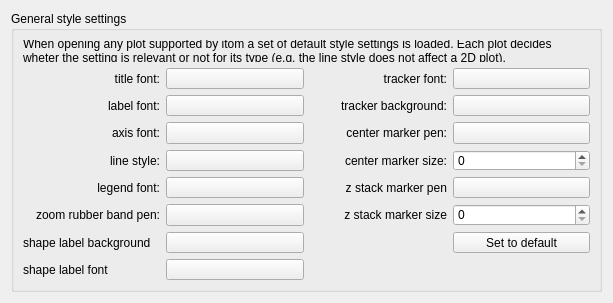
Above: Qitom/ui/widgetPropGeneralPlotSettings.ui from itom-project/itom before the change. Below: the same form after it.
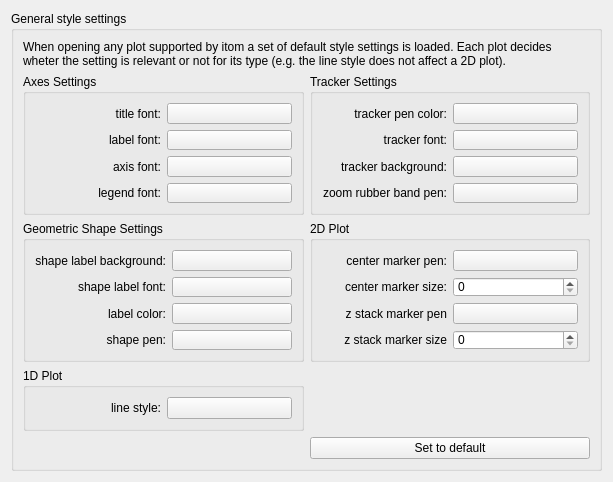
That is the form after the change. Custom widgets are drawn as their Qt base class.

Commit message: added new properties and changed some old :lipstick:

The edit to the form file:
```diff
--- a/Qitom/ui/widgetPropGeneralPlotSettings.ui
+++ b/Qitom/ui/widgetPropGeneralPlotSettings.ui
@@ -7,7 +7,7 @@
     <x>0</x>
     <y>0</y>
     <width>613</width>
-    <height>302</height>
+    <height>457</height>
    </rect>
   </property>
   <property name="windowTitle">
@@ -27,221 +27,328 @@
      </property>
     </spacer>
    </item>
-   <item row="0" column="0" rowspan="2">
+   <item row="2" column="0">
     <widget class="QGroupBox" name="groupBox">
      <property name="title">
       <string>General style settings </string>
      </property>
      <layout class="QGridLayout" name="gridLayout_2">
-      <item row="6" column="2">
-       <widget class="QLabel" name="label_14">
+      <item row="0" column="0" colspan="2">
+       <widget class="QLabel" name="label_12">
         <property name="text">
-         <string>z stack marker size</string>
+         <string>When opening any plot supported by itom a set of default style settings is loaded. Each plot decides wheter the setting is relevant or not for its type (e.g. the line style does not affect a 2D plot).</string>
         </property>
-        <property name="alignment">
-         <set>Qt::AlignRight|Qt::AlignTrailing|Qt::AlignVCenter</set>
-        </property>
-       </widget>
-      </item>
-      <item row="6" column="3">
-       <widget class="QSpinBox" name="zStackMarkerSizeSpin"/>
-      </item>
-      <item row="5" column="3">
-       <widget class="PenCreatorButton" name="zStackMarkerPenBtn">
-        <property name="editableColor" stdset="0">
-         <bool>false</bool>
-        </property>
-       </widget>
-      </item>
-      <item row="3" column="1">
-       <widget class="FontButton" name="axisFontBtn"/>
-      </item>
-      <item row="1" column="0">
-       <widget class="QLabel" name="label">
-        <property name="text">
-         <string>title font:</string>
-        </property>
-        <property name="alignment">
-         <set>Qt::AlignRight|Qt::AlignTrailing|Qt::AlignVCenter</set>
-        </property>
-       </widget>
-      </item>
-      <item row="6" column="1">
-       <widget class="PenCreatorButton" name="zoomRubberBandPenBtn">
-        <property name="editableColor" stdset="0">
-         <bool>false</bool>
-        </property>
-       </widget>
-      </item>
-      <item row="6" column="0">
-       <widget class="QLabel" name="label_5">
-        <property name="text">
-         <string>zoom rubber band pen:</string>
-        </property>
-        <property name="alignment">
-         <set>Qt::AlignRight|Qt::AlignTrailing|Qt::AlignVCenter</set>
-        </property>
-       </widget>
-      </item>
-      <item row="2" column="0">
-       <widget class="QLabel" name="label_2">
-        <property name="text">
-         <string>label font:</string>
-        </property>
-        <property name="alignment">
-         <set>Qt::AlignRight|Qt::AlignTrailing|Qt::AlignVCenter</set>
+        <property name="wordWrap">
+         <bool>true</bool>
         </property>
        </widget>
       </item>
       <item row="1" column="1">
-       <widget class="FontButton" name="titleFontBtn"/>
+       <widget class="QGroupBox" name="groupBox_4">
+        <property name="title">
+         <string>Tracker Settings</string>
+        </property>
+        <layout class="QGridLayout" name="gridLayout_5">
+         <item row="0" column="1">
+          <widget class="ColorPickerButton" name="trackerPenBtn"/>
+         </item>
+         <item row="2" column="0">
+          <widget class="QLabel" name="label_8">
+           <property name="text">
+            <string>tracker background:</string>
+           </property>
+           <property name="alignment">
+            <set>Qt::AlignRight|Qt::AlignTrailing|Qt::AlignVCenter</set>
+           </property>
+          </widget>
+         </item>
+         <item row="2" column="1">
+          <widget class="BrushCreatorButton" name="trackerBackgroundBtn"/>
+         </item>
+         <item row="0" column="0">
+          <widget class="QLabel" name="label_17">
+           <property name="text">
+            <string>tracker pen color:</string>
+           </property>
+           <property name="alignment">
+            <set>Qt::AlignRight|Qt::AlignTrailing|Qt::AlignVCenter</set>
+           </property>
+          </widget>
+         </item>
+         <item row="1" column="1">
+          <widget class="FontButton" name="trackerFontBtn"/>
+         </item>
+         <item row="1" column="0">
+          <widget class="QLabel" name="label_7">
+           <property name="text">
+            <string>tracker font:</string>
+           </property>
+           <property name="alignment">
+            <set>Qt::AlignRight|Qt::AlignTrailing|Qt::AlignVCenter</set>
+           </property>
+          </widget>
+         </item>
+         <item row="3" column="0">
+          <widget class="QLabel" name="label_5">
+           <property name="text">
+            <string>zoom rubber band pen:</string>
+           </property>
+           <property name="alignment">
+            <set>Qt::AlignRight|Qt::AlignTrailing|Qt::AlignVCenter</set>
+           </property>
+          </widget>
+         </item>
+         <item row="3" column="1">
+          <widget class="PenCreatorButton" name="zoomRubberBandPenBtn">
+           <property name="editableColor" stdset="0">
+            <bool>false</bool>
+           </property>
+          </widget>
+         </item>
+        </layout>
+       </widget>
       </item>
-      <item row="4" column="0">
-       <widget class="QLabel" name="label_4">
-        <property name="text">
-         <string>line style:</string>
+      <item row="2" column="0">
+       <widget class="QGroupBox" name="groupBox_3">
+        <property name="title">
+         <string>Geometric Shape Settings</string>
         </property>
-        <property name="alignment">
-         <set>Qt::AlignRight|Qt::AlignTrailing|Qt::AlignVCenter</set>
-        </property>
+        <layout class="QGridLayout" name="gridLayout_4">
+         <item row="0" column="1">
+          <widget class="BrushCreatorButton" name="shapeLabelBgBtn"/>
+         </item>
+         <item row="1" column="1">
+          <widget class="FontButton" name="shapeLabelFontBtn"/>
+         </item>
+         <item row="2" column="0">
+          <widget class="QLabel" name="label_18">
+           <property name="text">
+            <string>label color:</string>
+           </property>
+           <property name="alignment">
+            <set>Qt::AlignRight|Qt::AlignTrailing|Qt::AlignVCenter</set>
+           </property>
+          </widget>
+         </item>
+         <item row="2" column="1">
+          <widget class="ColorPickerButton" name="shapeLabelTextColorBtn"/>
+         </item>
+         <item row="0" column="0">
+          <widget class="QLabel" name="label_16">
+           <property name="text">
+            <string>shape label background:</string>
+           </property>
+           <property name="alignment">
+            <set>Qt::AlignRight|Qt::AlignTrailing|Qt::AlignVCenter</set>
+           </property>
+          </widget>
+         </item>
+         <item row="1" column="0">
+          <widget class="QLabel" name="label_6">
+           <property name="text">
+            <string>shape label font:</string>
+           </property>
+           <property name="alignment">
+            <set>Qt::AlignRight|Qt::AlignTrailing|Qt::AlignVCenter</set>
+           </property>
+          </widget>
+         </item>
+         <item row="3" column="0">
+          <widget class="QLabel" name="label_15">
+           <property name="text">
+            <string>shape pen:</string>
+           </property>
+           <property name="alignment">
+            <set>Qt::AlignRight|Qt::AlignTrailing|Qt::AlignVCenter</set>
+           </property>
+          </widget>
+         </item>
+         <item row="3" column="1">
+          <widget class="PenCreatorButton" name="geometricShapePenBtn">
+           <property name="editableColor" stdset="0">
+            <bool>false</bool>
+           </property>
+          </widget>
+         </item>
+        </layout>
        </widget>
       </item>
       <item row="3" column="0">
-       <widget class="QLabel" name="label_3">
-        <property name="text">
-         <string>axis font:</string>
+       <widget class="QGroupBox" name="groupBox_6">
+        <property name="title">
+         <string>1D Plot</string>
         </property>
-        <property name="alignment">
-         <set>Qt::AlignRight|Qt::AlignTrailing|Qt::AlignVCenter</set>
-        </property>
-       </widget>
-      </item>
-      <item row="4" column="1">
-       <widget class="PenCreatorButton" name="lineStyleBtn">
-        <property name="editableColor" stdset="0">
-         <bool>false</bool>
-        </property>
+        <layout class="QGridLayout" name="gridLayout_7">
+         <item row="0" column="0">
+          <widget class="QLabel" name="label_4">
+           <property name="text">
+            <string>line style:</string>
+           </property>
+           <property name="alignment">
+            <set>Qt::AlignRight|Qt::AlignTrailing|Qt::AlignVCenter</set>
+           </property>
+          </widget>
+         </item>
+         <item row="0" column="1">
+          <widget class="PenCreatorButton" name="lineStyleBtn">
+           <property name="editableColor" stdset="0">
+            <bool>false</bool>
+           </property>
+          </widget>
+         </item>
+        </layout>
        </widget>
       </item>
       <item row="2" column="1">
-       <widget class="FontButton" name="labelFontBtn"/>
+       <widget class="QGroupBox" name="groupBox_5">
+        <property name="title">
+         <string>2D Plot</string>
+        </property>
+        <layout class="QGridLayout" name="gridLayout_6">
+         <item row="0" column="1">
+          <widget class="PenCreatorButton" name="centerMerkerPenBtn">
+           <property name="editableColor" stdset="0">
+            <bool>false</bool>
+           </property>
+          </widget>
+         </item>
+         <item row="2" column="0">
+          <widget class="QLabel" name="label_13">
+           <property name="text">
+            <string>z stack marker pen</string>
+           </property>
+           <property name="alignment">
+            <set>Qt::AlignRight|Qt::AlignTrailing|Qt::AlignVCenter</set>
+           </property>
+          </widget>
+         </item>
+         <item row="1" column="1">
+          <widget class="QSpinBox" name="centerMarkerSizeSpin"/>
+         </item>
+         <item row="3" column="0">
+          <widget class="QLabel" name="label_14">
+           <property name="text">
+            <string>z stack marker size</string>
+           </property>
+           <property name="alignment">
+            <set>Qt::AlignRight|Qt::AlignTrailing|Qt::AlignVCenter</set>
+           </property>
+          </widget>
+         </item>
+         <item row="2" column="1">
+          <widget class="PenCreatorButton" name="zStackMarkerPenBtn">
+           <property name="editableColor" stdset="0">
+            <bool>false</bool>
+           </property>
+          </widget>
+         </item>
+         <item row="3" column="1">
+          <widget class="QSpinBox" name="zStackMarkerSizeSpin"/>
+         </item>
+         <item row="1" column="0">
+          <widget class="QLabel" name="label_10">
+           <property name="text">
+            <string>center marker size:</string>
+           </property>
+           <property name="alignment">
+            <set>Qt::AlignRight|Qt::AlignTrailing|Qt::AlignVCenter</set>
+           </property>
+          </widget>
+         </item>
+         <item row="0" column="0">
+          <widget class="QLabel" name="label_9">
+           <property name="text">
+            <string>center marker pen:</string>
+           </property>
+           <property name="alignment">
+            <set>Qt::AlignRight|Qt::AlignTrailing|Qt::AlignVCenter</set>
+           </property>
+          </widget>
+         </item>
+        </layout>
+       </widget>
       </item>
-      <item row="5" column="1">
-       <widget class="FontButton" name="legendFontBtn"/>
+      <item row="1" column="0">
+       <widget class="QGroupBox" name="groupBox_2">
+        <property name="title">
+         <string>Axes Settings</string>
+        </property>
+        <layout class="QGridLayout" name="gridLayout_3">
+         <item row="1" column="0">
+          <widget class="QLabel" name="label_2">
+           <property name="text">
+            <string>label font:</string>
+           </property>
+           <property name="alignment">
+            <set>Qt::AlignRight|Qt::AlignTrailing|Qt::AlignVCenter</set>
+           </property>
+          </widget>
+         </item>
+         <item row="0" column="1">
+          <widget class="FontButton" name="titleFontBtn"/>
+         </item>
+         <item row="0" column="0">
+          <widget class="QLabel" name="label">
+           <property name="text">
+            <string>title font:</string>
+           </property>
+           <property name="alignment">
+            <set>Qt::AlignRight|Qt::AlignTrailing|Qt::AlignVCenter</set>
+           </property>
+          </widget>
+         </item>
+         <item row="2" column="1">
+          <widget class="FontButton" name="axisFontBtn"/>
+         </item>
+         <item row="2" column="0">
+          <widget class="QLabel" name="label_3">
+           <property name="text">
+            <string>axis font:</string>
+           </property>
+           <property name="alignment">
+            <set>Qt::AlignRight|Qt::AlignTrailing|Qt::AlignVCenter</set>
+           </property>
+          </widget>
+         </item>
+         <item row="1" column="1">
+          <widget class="FontButton" name="labelFontBtn"/>
+         </item>
+         <item row="3" column="0">
+          <widget class="QLabel" name="label_11">
+           <property name="text">
+            <string>legend font:</string>
+           </property>
+           <property name="alignment">
+            <set>Qt::AlignRight|Qt::AlignTrailing|Qt::AlignVCenter</set>
+           </property>
+          </widget>
+         </item>
+         <item row="3" column="1">
+          <widget class="FontButton" name="legendFontBtn"/>
+         </item>
+        </layout>
+       </widget>
       </item>
-      <item row="5" column="0">
-       <widget class="QLabel" name="label_11">
-        <property name="text">
-         <string>legend font:</string>
+      <item row="4" column="0">
+       <spacer name="verticalSpacer_2">
+        <property name="orientation">
+         <enum>Qt::Vertical</enum>
         </property>
-        <property name="alignment">
-         <set>Qt::AlignRight|Qt::AlignTrailing|Qt::AlignVCenter</set>
+        <property name="sizeHint" stdset="0">
+         <size>
+          <width>20</width>
+          <height>40</height>
+         </size>
         </property>
-       </widget>
+       </spacer>
       </item>
-      <item row="7" column="3">
+      <item row="4" column="1">
        <widget class="QPushButton" name="defaultBtn">
         <property name="text">
          <string>Set to default</string>
         </property>
        </widget>
       </item>
-      <item row="0" column="0" colspan="4">
-       <widget class="QLabel" name="label_12">
-        <property name="text">
-         <string>When opening any plot supported by itom a set of default style settings is loaded. Each plot decides wheter the setting is relevant or not for its type (e.g. the line style does not affect a 2D plot).</string>
-        </property>
-        <property name="wordWrap">
-         <bool>true</bool>
-        </property>
-       </widget>
-      </item>
-      <item row="7" column="0">
-       <widget class="QLabel" name="label_16">
-        <property name="text">
-         <string>shape label background</string>
-        </property>
-       </widget>
-      </item>
-      <item row="7" column="1">
-       <widget class="BrushCreatorButton" name="shapeLabelBgBtn"/>
-      </item>
-      <item row="1" column="3">
-       <widget class="FontButton" name="trackerFontBtn"/>
-      </item>
-      <item row="2" column="2">
-       <widget class="QLabel" name="label_8">
-        <property name="text">
-         <string>tracker background:</string>
-        </property>
-        <property name="alignment">
-         <set>Qt::AlignRight|Qt::AlignTrailing|Qt::AlignVCenter</set>
-        </property>
-       </widget>
-      </item>
-      <item row="1" column="2">
-       <widget class="QLabel" name="label_7">
-        <property name="text">
-         <string>tracker font:</string>
-        </property>
-        <property name="alignment">
-         <set>Qt::AlignRight|Qt::AlignTrailing|Qt::AlignVCenter</set>
-        </property>
-       </widget>
-      </item>
-      <item row="2" column="3">
-       <widget class="BrushCreatorButton" name="trackerBackgroundBtn"/>
-      </item>
-      <item row="3" column="2">
-       <widget class="QLabel" name="label_9">
-        <property name="text">
-         <string>center marker pen:</string>
-        </property>
-        <property name="alignment">
-         <set>Qt::AlignRight|Qt::AlignTrailing|Qt::AlignVCenter</set>
-        </property>
-       </widget>
-      </item>
-      <item row="5" column="2">
-       <widget class="QLabel" name="label_13">
-        <property name="text">
-         <string>z stack marker pen</string>
-        </property>
-        <property name="alignment">
-         <set>Qt::AlignRight|Qt::AlignTrailing|Qt::AlignVCenter</set>
-        </property>
-       </widget>
-      </item>
-      <item row="4" column="3">
-       <widget class="QSpinBox" name="centerMarkerSizeSpin"/>
-      </item>
-      <item row="4" column="2">
-       <widget class="QLabel" name="label_10">
-        <property name="text">
-         <string>center marker size:</string>
-        </property>
-        <property name="alignment">
-         <set>Qt::AlignRight|Qt::AlignTrailing|Qt::AlignVCenter</set>
-        </property>
-       </widget>
-      </item>
-      <item row="3" column="3">
-       <widget class="PenCreatorButton" name="centerMerkerPenBtn">
-        <property name="editableColor" stdset="0">
-         <bool>false</bool>
-        </property>
-       </widget>
-      </item>
-      <item row="8" column="0">
-       <widget class="QLabel" name="label_6">
-        <property name="text">
-         <string>shape label font</string>
-        </property>
-       </widget>
-      </item>
-      <item row="8" column="1">
-       <widget class="FontButton" name="shapeLabelFontBtn"/>
-      </item>
      </layout>
     </widget>
    </item>
@@ -253,6 +360,11 @@
    <extends>QPushButton</extends>
    <header>brushCreatorButton.h</header>
   </customwidget>
+  <customwidget>
+   <class>ColorPickerButton</class>
+   <extends>QPushButton</extends>
+   <header>colorPickerButton.h</header>
+  </customwidget>
   <customwidget>
    <class>PenCreatorButton</class>
    <extends>QPushButton</extends>
```
The commit also changes 1 other file.
